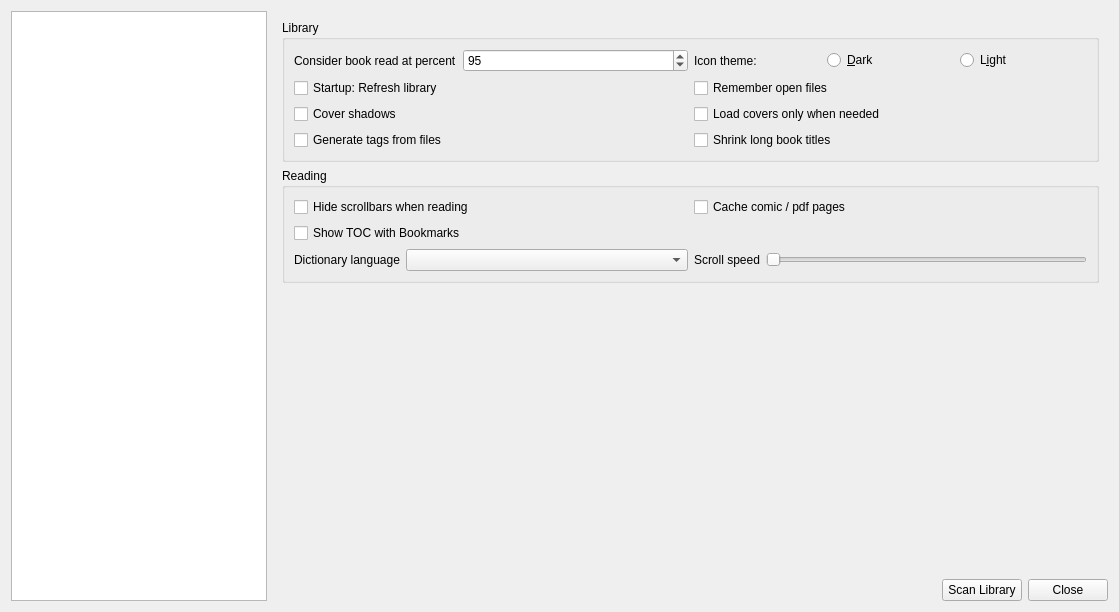
Qt form lector/resources/raw/settings.ui (BasioMeusPuga/Lector) before a commit.
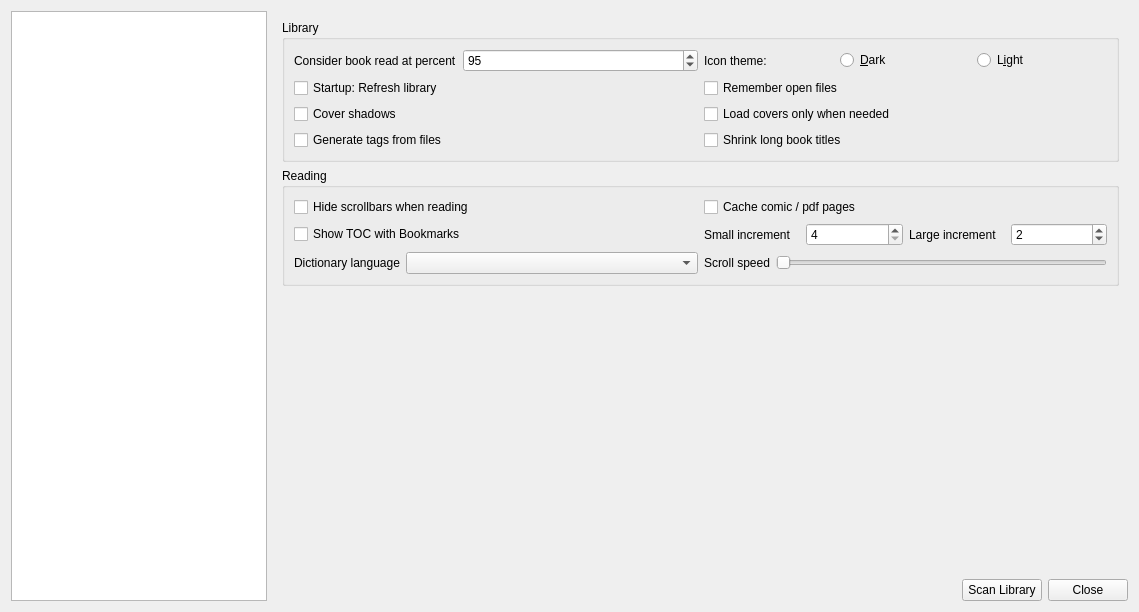
The same form after that commit. The open tabs and pages were chosen to show the change.

Commit message: Comic page increment setting

```diff
--- a/lector/resources/raw/settings.ui
+++ b/lector/resources/raw/settings.ui
@@ -6,7 +6,7 @@
    <rect>
     <x>0</x>
     <y>0</y>
-    <width>1119</width>
+    <width>1139</width>
     <height>612</height>
    </rect>
   </property>
@@ -222,6 +222,62 @@
                     </property>
                    </widget>
                   </item>
+                  <item>
+                   <layout class="QHBoxLayout" name="horizontalLayout_15">
+                    <item>
+                     <widget class="QLabel" name="smallIncrementLabel">
+                      <property name="toolTip">
+                       <string>&lt;html&gt;&lt;head/&gt;&lt;body&gt;&lt;p&gt;UP/DOWN ARROW - Steps to take before turning comicbook page&lt;/p&gt;&lt;/body&gt;&lt;/html&gt;</string>
+                      </property>
+                      <property name="text">
+                       <string>Small increment</string>
+                      </property>
+                     </widget>
+                    </item>
+                    <item>
+                     <widget class="QSpinBox" name="smallIncrementBox">
+                      <property name="toolTip">
+                       <string>&lt;html&gt;&lt;head/&gt;&lt;body&gt;&lt;p&gt;UP/DOWN ARROW - Steps to take before turning comicbook page&lt;/p&gt;&lt;/body&gt;&lt;/html&gt;</string>
+                      </property>
+                      <property name="minimum">
+                       <number>4</number>
+                      </property>
+                      <property name="maximum">
+                       <number>10</number>
+                      </property>
+                      <property name="value">
+                       <number>4</number>
+                      </property>
+                     </widget>
+                    </item>
+                    <item>
+                     <widget class="QLabel" name="largeIncrementLabel">
+                      <property name="toolTip">
+                       <string>&lt;html&gt;&lt;head/&gt;&lt;body&gt;&lt;p&gt;SPACEBAR - Steps to take before turning comicbook page&lt;/p&gt;&lt;/body&gt;&lt;/html&gt;</string>
+                      </property>
+                      <property name="text">
+                       <string>Large increment</string>
+                      </property>
+                     </widget>
+                    </item>
+                    <item>
+                     <widget class="QSpinBox" name="largeIncrementBox">
+                      <property name="toolTip">
+                       <string>&lt;html&gt;&lt;head/&gt;&lt;body&gt;&lt;p&gt;SPACEBAR - Steps to take before turning comicbook page&lt;/p&gt;&lt;/body&gt;&lt;/html&gt;</string>
+                      </property>
+                      <property name="minimum">
+                       <number>1</number>
+                      </property>
+                      <property name="maximum">
+                       <number>10</number>
+                      </property>
+                      <property name="value">
+                       <number>2</number>
+                      </property>
+                     </widget>
+                    </item>
+                   </layout>
+                  </item>
                  </layout>
                 </item>
                 <item>
```
The commit also changes 4 other files.
